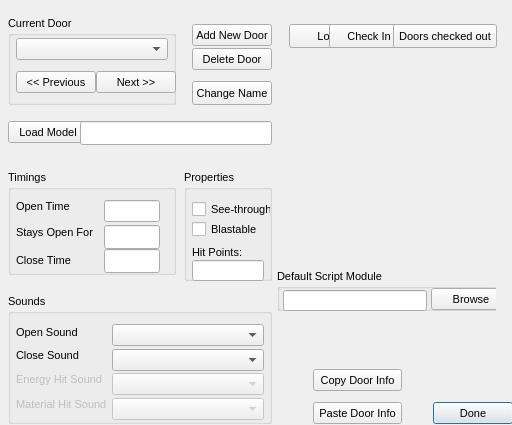
Above: qteditor/ui/worldobjectsdoor.ui from DescentNetwork/Descent3 before the change. Below: the same form after it.
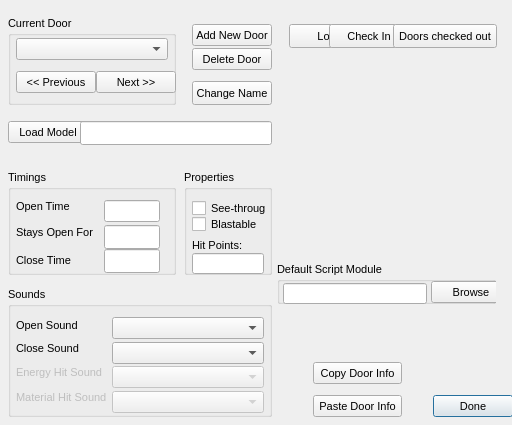
That is the form after the change.

```diff
--- a/qteditor/ui/worldobjectsdoor.ui
+++ b/qteditor/ui/worldobjectsdoor.ui
@@ -275,7 +275,7 @@
           <x>184</x>
           <y>170</y>
           <width>88</width>
-          <height>111</height>
+          <height>105</height>
         </rect>
       </property>
       <property name="title">
@@ -295,8 +295,8 @@
           <rect>
             <x>8</x>
             <y>30</y>
-            <width>79</width>
-            <height>19</height>
+            <width>75</width>
+            <height>16</height>
           </rect>
         </property>
         <property name="text">
@@ -313,9 +313,9 @@
         <property name="geometry">
           <rect>
             <x>8</x>
-            <y>50</y>
-            <width>79</width>
-            <height>19</height>
+            <y>47</y>
+            <width>75</width>
+            <height>15</height>
           </rect>
         </property>
         <property name="text">
@@ -332,7 +332,7 @@
         <property name="geometry">
           <rect>
             <x>8</x>
-            <y>76</y>
+            <y>69</y>
             <width>56</width>
             <height>13</height>
           </rect>
@@ -354,7 +354,7 @@
         <property name="geometry">
           <rect>
             <x>8</x>
-            <y>90</y>
+            <y>83</y>
             <width>72</width>
             <height>21</height>
           </rect>
@@ -371,7 +371,7 @@
       <property name="geometry">
         <rect>
           <x>277</x>
-          <y>269</y>
+          <y>262</y>
           <width>219</width>
           <height>42</height>
         </rect>
@@ -434,7 +434,7 @@
       <property name="geometry">
         <rect>
           <x>8</x>
-          <y>294</y>
+          <y>287</y>
           <width>264</width>
           <height>130</height>
         </rect>
@@ -842,7 +842,7 @@
       <property name="geometry">
         <rect>
           <x>313</x>
-          <y>369</y>
+          <y>362</y>
           <width>89</width>
           <height>22</height>
         </rect>
@@ -867,7 +867,7 @@
       <property name="geometry">
         <rect>
           <x>313</x>
-          <y>402</y>
+          <y>395</y>
           <width>89</width>
           <height>22</height>
         </rect>
@@ -892,7 +892,7 @@
       <property name="geometry">
         <rect>
           <x>433</x>
-          <y>402</y>
+          <y>395</y>
           <width>80</width>
           <height>22</height>
         </rect>
```
Left out of the diff: 947 changed lines with no effect on the pictures.
